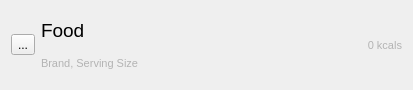
Before: the Qt Designer form ui/items/FoodInfoWidget.ui in OpenFitnessPal/OpenFitnessPal, drawn with Qt 5.
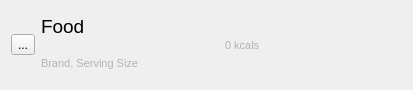
After: the same form once the commit is applied. Icons and pictures are not drawn.

Patch:
```diff
--- a/ui/items/FoodInfoWidget.ui
+++ b/ui/items/FoodInfoWidget.ui
@@ -53,7 +53,7 @@
      </property>
     </widget>
    </item>
-   <item row="0" column="1" alignment="Qt::AlignmentFlag::AlignBottom">
+   <item row="0" column="1">
     <widget class="QLabel" name="food">
      <property name="font">
       <font>
@@ -105,9 +105,6 @@
      <property name="text">
       <string>0 kcals</string>
      </property>
-     <property name="alignment">
-      <set>Qt::AlignmentFlag::AlignRight|Qt::AlignmentFlag::AlignTrailing|Qt::AlignmentFlag::AlignVCenter</set>
-     </property>
     </widget>
    </item>
    <item row="0" column="0" rowspan="2">
```
Left out of the diff: 13 changed lines with no effect on the pictures.
